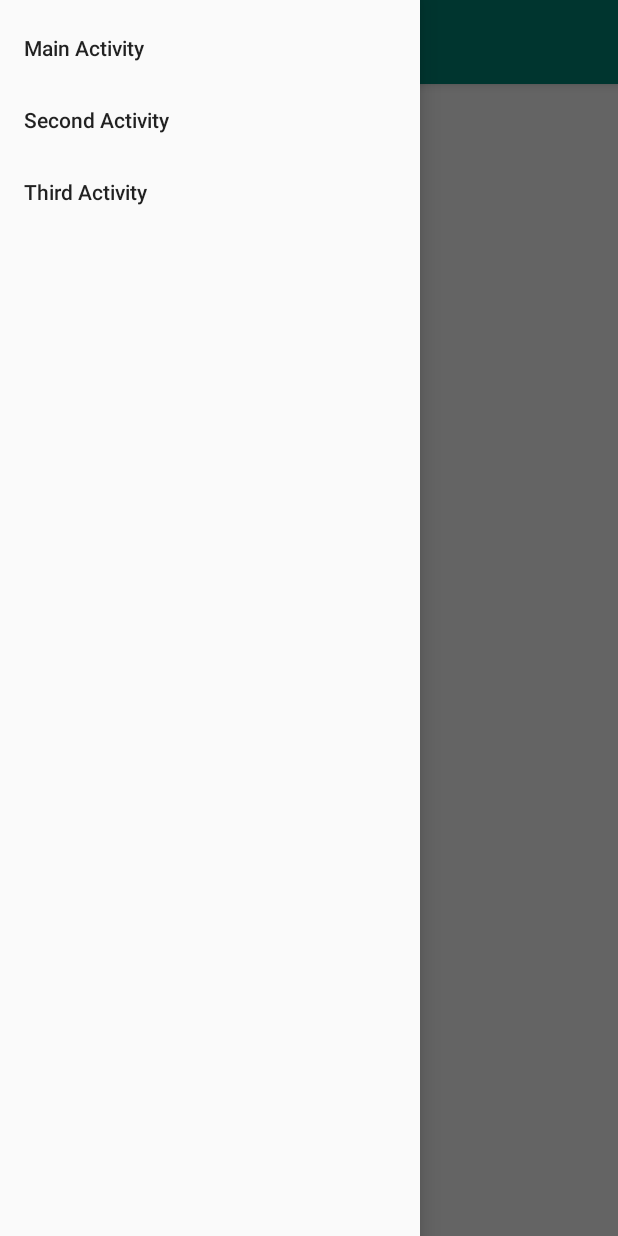
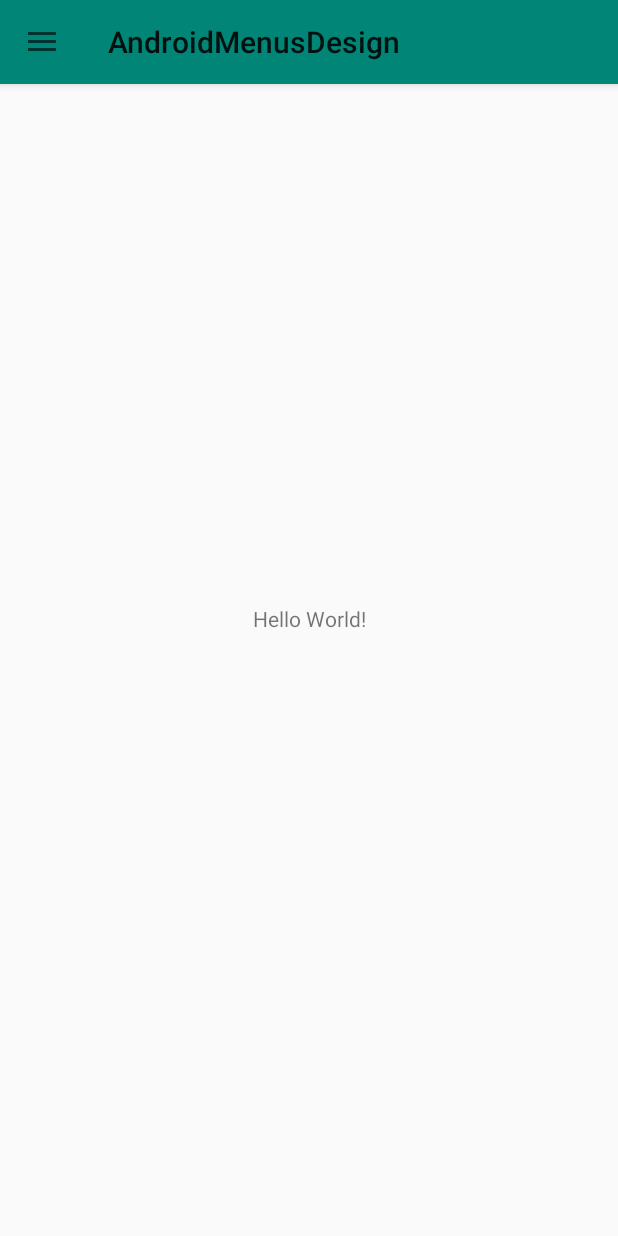
Before and after one commit to bloominstituteoftechnology/AndroidMenusDesign, an Android app: the screen it shows after launch (MainActivity), in the side drawer, after a tap on "Second Activity", on a phone screen of 412 x 824 dp. Run offline under Robolectric (Android 15) with nearby library versions, the phone set to English and light mode, and no system bars.

Commit message:
Add nav drawer to main activity

```diff
--- a/app/src/main/java/com/joshuahalvorson/androidmenusdesign/MainActivity.java
+++ b/app/src/main/java/com/joshuahalvorson/androidmenusdesign/MainActivity.java
@@ -1,7 +1,14 @@
 package com.joshuahalvorson.androidmenusdesign;
 
+import android.support.annotation.NonNull;
+import android.support.design.widget.NavigationView;
+import android.support.v4.widget.DrawerLayout;
+import android.support.v7.app.ActionBarDrawerToggle;
 import android.support.v7.app.AppCompatActivity;
 import android.os.Bundle;
+import android.support.v7.widget.Toolbar;
+import android.view.MenuItem;
+import android.widget.Toast;
 
 public class MainActivity extends AppCompatActivity {
 
@@ -9,5 +16,26 @@ public class MainActivity extends AppCompatActivity {
     protected void onCreate(Bundle savedInstanceState) {
         super.onCreate(savedInstanceState);
         setContentView(R.layout.activity_main);
+
+        Toolbar toolbar = findViewById(R.id.toolbar);
+        final DrawerLayout drawerLayout = findViewById(R.id.drawer_view);
+
+        setSupportActionBar(toolbar);
+
+        ActionBarDrawerToggle toggle = new ActionBarDrawerToggle(this, drawerLayout, toolbar,
+        R.string.open_drawer, R.string.close_drawer);
+        drawerLayout.addDrawerListener(toggle);
+        toggle.syncState();
+
+        NavigationView navigationView = findViewById(R.id.nav_view);
+        navigationView.setNavigationItemSelectedListener(new NavigationView.OnNavigationItemSelectedListener() {
+            @Override
+            public boolean onNavigationItemSelected(@NonNull MenuItem menuItem) {
+                Toast.makeText(getApplicationContext(), menuItem.getTitle().toString(), Toast.LENGTH_SHORT).show();
+                menuItem.setChecked(true);
+                drawerLayout.closeDrawers();
+                return true;
+            }
+        });
     }
 }
--- a/app/src/main/res/values/strings.xml
+++ b/app/src/main/res/values/strings.xml
@@ -3,4 +3,6 @@
     <string name="main_activity_nav_text">Main Activity</string>
     <string name="second_activity_nav_text">Second Activity</string>
     <string name="third_activity_nav_text">Third Activity</string>
+    <string name="open_drawer">Open Drawer</string>
+    <string name="close_drawer">Close Drawer</string>
 </resources>
```
